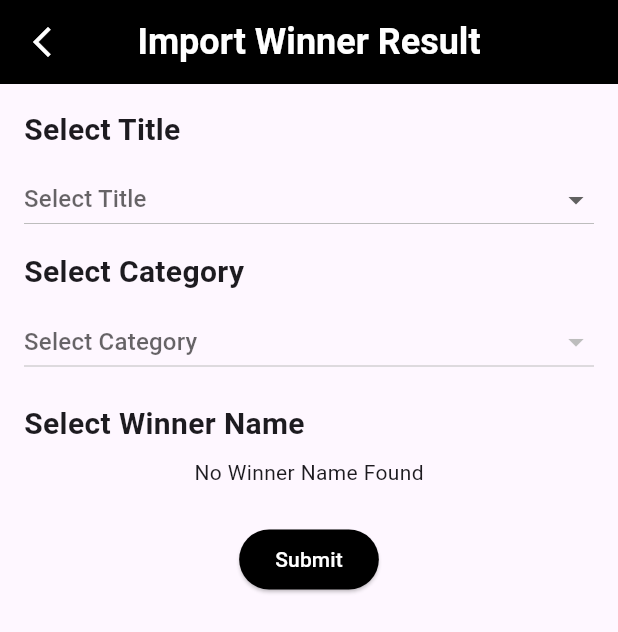
After one commit to minnaingpaingoo/ucstt_voting, a Flutter app: the MasterSetting screen opened directly, after a tap on "Import Winner Result", on a phone screen of 412 x 824 dp. The commit adds this screen. Shown: the top 632 px of the screen. Run offline on Flutter 3.47's test engine with Material 3 defaults, Android fonts, the phone set to English and light mode, and no system bars; our stand-ins replace cloud_firestore, curved_navigation_bar, firebase_auth, firebase_core, flutter_spinkit, image_picker and 3 more; accounts and stored records are empty; network calls fail.

Commit message:
Finished Release 1

```diff
--- a/lib/admin/admin_dashboard.dart
+++ b/lib/admin/admin_dashboard.dart
@@ -43,9 +43,6 @@ class _AdminDashboardState extends State<AdminDashboard> {
     // Fetch number of voted users
     final  QuerySnapshot votedUsersSnapshot = await DatabaseMethods().getNumberOfVotedUser();
     numberOfVotedUsers = votedUsersSnapshot.docs.length;
-
-    print("Number of Voted Users");
-    print(numberOfVotedUsers);
 
   if (mounted) {
     setState(() {});
--- /dev/null
+++ b/lib/admin/master_setting/import_winner_result.dart
@@ -0,0 +1,266 @@
+import 'package:cloud_firestore/cloud_firestore.dart';
+import 'package:flutter/material.dart';
+
+class ImportWinnerResult extends StatefulWidget {
+  const ImportWinnerResult({super.key});
+
+  @override
+  State<ImportWinnerResult> createState() => _ImportWinnerResultState();
+}
+
+class _ImportWinnerResultState extends State<ImportWinnerResult> {
+  String? selectedCategory;
+  String? selectedName;
+  String? selectedTitle;
+  String? selectedCategoryId;
+  String? selectedCode;
+  String? selectedImage;
+  bool isSubmitting = false;
+
+  final List<String> title = ['King', 'Queen', 'Prince', 'Princess'];
+
+  List<Map<String, String>> categories = [];
+  List<Map<String, String>> selections = []; // List to store all selection details
+
+  @override
+  void initState() {
+    super.initState();
+    fetchCategoriesAndSetState();
+  }
+
+  // Fetch categories and set state
+  Future<void> fetchCategoriesAndSetState() async {
+    try {
+      final fetchedCategories = await fetchCategories();
+      setState(() {
+        categories = fetchedCategories;
+      });
+    } catch (e) {
+      ScaffoldMessenger.of(context).showSnackBar(
+        SnackBar(content: Text("Error fetching categories: $e")),
+      );
+    }
+  }
+
+
+  Future<List<Map<String, String>>> fetchCategories() async {
+    try {
+      final snapshot = await FirebaseFirestore.instance.collection('Categories').orderBy('CategoryName').get();
+
+      // Map documents to a list of maps with 'id' and 'name'
+      return snapshot.docs.map((doc) {
+        return {
+          'id': doc.id, // Category ID
+          'name': doc['CategoryName'] as String, // Category Name
+        };
+      }).toList();
+    } catch (e) {
+      throw Exception("Error fetching categories: $e");
+    }
+  }
+
+  // Fetch list of names based on category
+  Future<void> fetchNames(String categoryId) async {
+    try {
+      final snapshot = await FirebaseFirestore.instance
+          .collection('Categories')
+          .doc(categoryId)
+          .collection('Selections')
+          .orderBy('Code')
+          .get();
+      await Future.delayed(const Duration(seconds: 2));
+      setState(() {
+         selections = snapshot.docs.map((doc) {
+          return {
+            'Name': doc['Name'] as String,
+            'Code': doc['Code'] as String,
+            'Image': doc['Image'] as String,
+          };
+        }).toList();
+
+        selectedName = null; // Reset selected name when category changes
+        selectedCode = null;
+        selectedImage = null;
+      });
+    } catch (e) {
+      ScaffoldMessenger.of(context).showSnackBar(
+        SnackBar(content: Text("Error fetching names: $e")),
+      );
+    }
+  }
+
+  // Save the winner to Firestore
+  Future<void> saveWinner() async {
+    if (selectedCategory == null || selectedName == null || selectedTitle == null) {
+      ScaffoldMessenger.of(context).showSnackBar(
+        const SnackBar(content: Text("Please select category, name, and title", style: TextStyle(color: Colors.redAccent))),
+      );
+      return;
+    }
+
+    setState(() {
+      isSubmitting = true;
+    });
+
+    // Simulate save process (replace with actual saving logic)
+    await Future.delayed(const Duration(seconds: 2));
+
+    try {
+      await FirebaseFirestore.instance
+          .collection('Winners')
+          .doc(selectedTitle) // Use the category as the document ID
+          .set({
+            'Name': selectedName,
+            'Code': selectedCode,
+            'Image': selectedImage, //ID
+            //Image
+          });
+
+      ScaffoldMessenger.of(context).showSnackBar(
+        const SnackBar(content: Text("Winner saved successfully!", style: TextStyle(color: Colors.greenAccent))),
+      );
+
+      // Reset the selections after successful submission
+      setState(() {
+        selectedCategory = null;
+        selectedTitle = null;
+        selectedName = null;
+        selections = [];
+      });
+    } catch (e) {
+      ScaffoldMessenger.of(context).showSnackBar(
+        SnackBar(content: Text("Error saving winner: $e")),
+      );
+    } finally {
+      setState(() {
+        isSubmitting = false;
+      });
+    }
+  }
+
+   Widget buildSectionTitle(String title) {
+    return Padding(
+      padding: const EdgeInsets.only(bottom: 8.0),
+      child: Text(
+        title,
+        style: const TextStyle(fontSize: 20, fontWeight: FontWeight.bold),
+      ),
+    );
+  }
+
+  Widget buildDropdown<T>({
+    required T? value,
+    required String hint,
+    required List<String> items,
+    required ValueChanged<T?> onChanged,
+  }) {
+    return DropdownButton<T>(
+      value: value,
+      hint: Text(hint),
+      isExpanded: true,
+      items: items.map((item) {
+        return DropdownMenuItem<T>(
+          value: item as T,
+          child: Text(item),
+        );
+      }).toList(),
+      onChanged: onChanged,
+    );
+  }
+
+ @override
+  Widget build(BuildContext context) {
+    return Scaffold(
+      appBar: AppBar(
+        backgroundColor: Colors.black,
+        leading: GestureDetector(
+          onTap: () {
+            Navigator.pop(context);
+          },
+          child: const Icon(
+            Icons.arrow_back_ios_new_outlined,
+            color: Colors.white,
+          ),
+        ),
+        centerTitle: true,
+        title: const Text(
+          "Import Winner Result",
+          style: TextStyle(
+            color: Colors.white,
+            fontSize: 24,
+            fontWeight: FontWeight.bold,
+          ),
+        ),
+      ),
+      body: Padding(
+        padding: const EdgeInsets.all(16.0),
+        child: SingleChildScrollView(
+          child: Column(
+            crossAxisAlignment: CrossAxisAlignment.start,
+            children: [
+              buildSectionTitle('Select Title'),
+              buildDropdown<String>(
+                value: selectedTitle,
+                hint: 'Select Title',
+                items: title,
+                onChanged: (value) {
+                  setState(() {
+                    selectedTitle = value;
+                  });
+                },
+              ),
+              const SizedBox(height: 10),
+
+              buildSectionTitle('Select Category'),
+              buildDropdown<String>(
+                value: selectedCategory,
+                hint: 'Select Category',
+                items: categories.map((category) => category['name']!).toList(),
+                onChanged: (value) {
+                  setState(() {
+                    selectedCategory = value;
+                    selectedCategoryId = categories.firstWhere((category) => category['name'] == value)['id'];
+                    fetchNames(selectedCategoryId!);
+                  });
+                },
+              ),
+              const SizedBox(height: 16),
+
+              buildSectionTitle('Select Winner Name'),
+              if (selections.isEmpty)
+                const Center(child: Text('No Winner Name Found'))
+              else
+                buildDropdown<String>(
+                  value: selectedName,
+                  hint: 'Select Winner Name',
+                  items: selections.map((selection) => selection['Name']!).toList(),
+                  onChanged: (value) {
+                    setState(() {
+                      selectedName = value;
+                      final selected = selections.firstWhere((selection) => selection['Name'] == value);
+                      selectedCode = selected['Code'];
+                      selectedImage = selected['Image'];
+                    });
+                  },
+                ),
+
+              const SizedBox(height: 24.0),
+              Center(
+                child: ElevatedButton(
+                  onPressed: isSubmitting ? null : saveWinner,
+                  style: ElevatedButton.styleFrom(
+                    backgroundColor: Colors.black,
+                    foregroundColor: Colors.white,
+                  ),
+                  child: isSubmitting
+                      ? const CircularProgressIndicator(color: Colors.white)
+                      : const Text("Submit"),
+                ),
+              ),
+            ],
+          ),
+        ),
+      ),
+    );
+  }
+}
--- a/lib/admin/master_setting.dart
+++ b/lib/admin/master_setting/master_setting.dart
@@ -1,8 +1,9 @@
 import 'package:flutter/material.dart';
-import 'package:ucstt_voting/admin/generate_secret_code.dart';
-import 'package:ucstt_voting/admin/secret_code_list.dart';
-import 'package:ucstt_voting/admin/view_all_selections_list.dart';
-import 'package:ucstt_voting/admin/voting_analytics.dart';
+import 'package:ucstt_voting/admin/master_setting/generate_secret_code.dart';
+import 'package:ucstt_voting/admin/master_setting/import_winner_result.dart';
+import 'package:ucstt_voting/admin/master_setting/secret_code_list.dart';
+import 'package:ucstt_voting/admin/master_setting/view_all_selections_list.dart';
+import 'package:ucstt_voting/admin/master_setting/voting_analytics.dart';
 import 'package:ucstt_voting/services/database.dart';
 
 class MasterSetting extends StatefulWidget {
@@ -38,8 +39,25 @@ class _MasterSettingState extends State<MasterSetting> {
   Widget build(BuildContext context) {
     return Scaffold(
       appBar: AppBar(
-        title: const Text('Master Setting'),
+        backgroundColor: Colors.black,
+        leading: GestureDetector(
+          onTap: (){
+            Navigator.pop(context);
+          },
+          child: const Icon(
+            Icons.arrow_back_ios_new_outlined,
+            color: Colors.white,
+          ),
+        ),
         centerTitle: true,
+        title: const Text(
+          "Master Setting",
+          style: TextStyle(
+            color: Colors.white,
+            fontSize: 24,
+            fontWeight: FontWeight.bold,
+          ),
+        ),
       ),
       body: SingleChildScrollView(
         padding: const EdgeInsets.all(16.0),
@@ -67,7 +85,7 @@ class _MasterSettingState extends State<MasterSetting> {
               title: "Generate Secret Code",
               description: "Generate Random Secret Code for voting in this system.",
               onTap: () {
-                // Navigate to the user voting analytics page
+                // Navigate to the generate secret code page
                 Navigator.push(context, MaterialPageRoute(builder: (context) => const GenerateSecretCode()));
               },
             ),
@@ -78,7 +96,7 @@ class _MasterSettingState extends State<MasterSetting> {
               title: "Secret Code List",
               description: "View secret code list and approval function by admin.",
               onTap: () {
-                // Navigate to the user voting analytics page
+                // Navigate to the secret code list
                 Navigator.push(context, MaterialPageRoute(builder: (context) => const SecretCodeList()));
               },
             ),
@@ -102,6 +120,17 @@ class _MasterSettingState extends State<MasterSetting> {
               onTap: () {
                 // Navigate to view all selections list
                 Navigator.push(context, MaterialPageRoute(builder: (context) => const ViewAllSelectionsList()));
+              },
+            ),
+            const SizedBox(height: 20),
+
+            buildActionFeature(
+              icon: Icons.import_contacts,
+              title: "Import Winner Result",
+              description: "Import King, Queen, Prince & Princess Result to show the user home page.",
+              onTap: () {
+                // Navigate to the import winnner result
+                Navigator.push(context, MaterialPageRoute(builder: (context) => const ImportWinnerResult()));
               },
             ),
             const SizedBox(height: 20),
--- a/lib/admin/widget/sidebar.dart
+++ b/lib/admin/widget/sidebar.dart
@@ -6,7 +6,7 @@ import 'package:ucstt_voting/admin/add_category.dart';
 import 'package:ucstt_voting/admin/add_selection.dart';
 import 'package:ucstt_voting/admin/manage_category.dart';
 import 'package:ucstt_voting/admin/manage_selection.dart';
-import 'package:ucstt_voting/admin/master_setting.dart';
+import 'package:ucstt_voting/admin/master_setting/master_setting.dart';
 import 'package:ucstt_voting/admin/user_list.dart';
 import 'package:ucstt_voting/services/shared_pref.dart';
 import 'package:ucstt_voting/user/bottom_nav/bottomnav.dart';
--- a/lib/user/details.dart
+++ b/lib/user/details.dart
@@ -96,9 +96,6 @@ class _DetailsState extends State<Details> {
         var secretCodeData = codeSnapshot.docs.first.data() as Map<String, dynamic>;
         String status = secretCodeData['Status'];
 
-        print("Status is");
-        print(status);
-
          if (status == 'Voted') {
           errorMessage = "Your Secret Code is already Voted.";
           ScaffoldMessenger.of(context).showSnackBar(
@@ -116,9 +113,6 @@ class _DetailsState extends State<Details> {
               "UserId": userId,
               "CategoryId": widget.categoryId,
               "SelectionId": widget.selectionId,
-              "SelectionName": widget.name,
-              "SelectionCode": widget.code,
-              "SelectionImage": widget.image,
               "SecretCode": secretCode,
               "VotedAt": FieldValue.serverTimestamp(),
             };
```
Also changed, not shown: lib/admin/master_setting/secret_code_list.dart (renamed from lib/admin/secret_code_list.dart, +18 -1 lines), lib/admin/master_setting/view_all_selections_list.dart (renamed from lib/admin/view_all_selections_list.dart, +18 -2 lines), lib/admin/master_setting/voting_analytics.dart (renamed from lib/admin/voting_analytics.dart, +21 -4 lines), lib/services/database.dart (+16 -0 lines), lib/user/home.dart (+87 -36 lines), lib/user/voted_list.dart (+42 -31 lines), pubspec.yaml (+9 -1 lines), assets/logo.png (added), flutter_01.png (added), lib/admin/master_setting/generate_secret_code.dart (renamed from lib/admin/generate_secret_code.dart), pubspec.lock, 29 other files.
